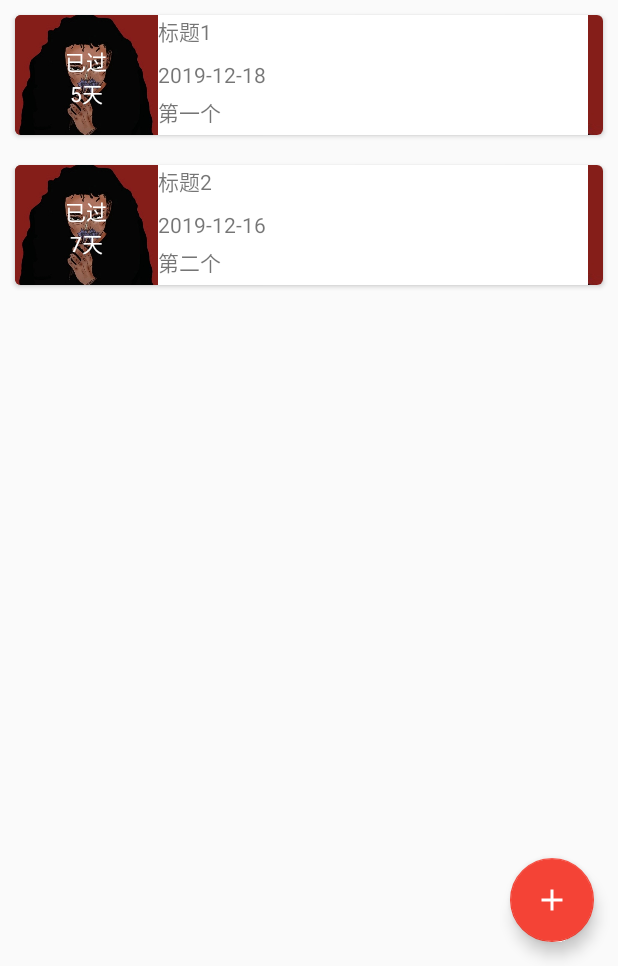
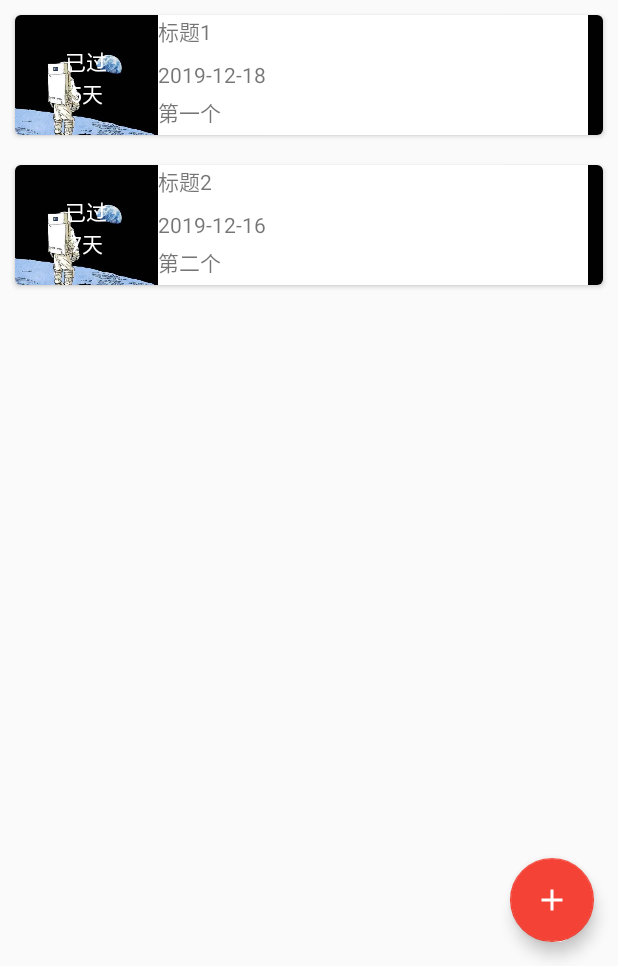
Before and after one commit to kikiandyzy/MyTime, an Android app: the screen it shows after launch (MainActivity), on a phone screen of 412 x 824 dp, the part 270-1236 px from its top. Run offline under Robolectric (Android 15) with nearby library versions, the phone set to English and light mode, and no system bars; libraries missing offline, so code that uses them is left out: com.freegeek.android, com.mikepenz.materialdrawer, com.rtugeek.android; plain views replace MaterialBanner; 11 statements that could not run were skipped.

Commit message:
完成添加图片的功能

```diff
--- a/app/src/main/AndroidManifest.xml
+++ b/app/src/main/AndroidManifest.xml
@@ -2,6 +2,7 @@
 <manifest xmlns:android="http://schemas.android.com/apk/res/android"
     package="com.example.mytime">
 
+    <uses-permission android:name="android.permission.WRITE_EXTERNAL_STORAGE"/>
     <application
         android:name=".DataStructure.DataManager"
         android:allowBackup="true"
--- a/app/src/main/java/com/example/mytime/DataStructure/CountDownItem.java
+++ b/app/src/main/java/com/example/mytime/DataStructure/CountDownItem.java
@@ -1,11 +1,17 @@
 package com.example.mytime.DataStructure;
 
+import android.graphics.Bitmap;
+import android.graphics.BitmapFactory;
+
+import com.example.mytime.R;
 import com.example.mytime.UserDefined.MyDataFormat;
 
+import java.io.ByteArrayOutputStream;
 import java.io.Serializable;
 import java.text.ParseException;
 import java.util.ArrayList;
 import java.util.List;
+import java.util.Random;
 
 public class CountDownItem implements Serializable {
     private Long time;
@@ -13,13 +19,16 @@ public class CountDownItem implements Serializable {
     private String describe;
     private int imageId;
     private int[] times;
+    private byte[] bitmapBytes = null;
 
 
-    public CountDownItem(int[] times,String title,String describe ,int imageId) throws ParseException {
+
+    public CountDownItem(int[] times,String title,String describe,Bitmap bitmap) throws ParseException {
         this.times = times;
         this.title = title;
         this.describe = describe;
-        this.imageId = imageId;
+        this.bitmapBytes = changeByte(bitmap);
+        imageId = getRandomImage();
         time = MyDataFormat.setCoountDownItemTime(times[0],times[1],times[2],times[3],times[4],times[5]);
     }
 
@@ -32,6 +41,7 @@ public class CountDownItem implements Serializable {
         this.title = countDownItem.getTitle();
         this.describe = countDownItem.getDescribe();
         this.imageId = countDownItem.getImageId();
+        this.bitmapBytes = countDownItem.getBitmapBytes();
         time = MyDataFormat.setCoountDownItemTime(times[0],times[1],times[2],times[3],times[4],times[5]);
     }
 
@@ -61,6 +71,43 @@ public class CountDownItem implements Serializable {
 
     public void setDescribe(String describe) {
         this.describe = describe;
+    }
+
+    public Bitmap getBitmap() {
+
+        if(bitmapBytes != null){
+            Bitmap bitmap = BitmapFactory.decodeByteArray(bitmapBytes, 0, bitmapBytes.length);
+            return bitmap;
+        }
+        else
+        {
+            return null;
+        }
+
+    }
+
+    public void setBitmapBytes(Bitmap bm) {
+        if(bm != null){
+            ByteArrayOutputStream baos = new ByteArrayOutputStream();
+            bm.compress(Bitmap.CompressFormat.JPEG, 100, baos);
+            this.bitmapBytes = baos.toByteArray();
+        }
+
+    }
+
+    public byte[] getBitmapBytes() {
+        return bitmapBytes;
+    }
+
+    public static byte[] changeByte(Bitmap bm){
+        if(bm != null){
+            ByteArrayOutputStream baos = new ByteArrayOutputStream();
+            bm.compress(Bitmap.CompressFormat.JPEG, 100, baos);
+            return baos.toByteArray();
+        }
+       else {
+           return null;
+        }
     }
 
     public String getTargetDateSimple() {
@@ -125,4 +172,32 @@ public class CountDownItem implements Serializable {
         return label;
     }
     public CountDownItem(){}
+
+    private int getRandomImage(){
+        Random random = new Random();
+        int id = R.drawable.user;//默认为这张照片
+        switch (random.nextInt(6)){
+            case 0:
+                id = R.drawable.i0;
+                break;
+            case 1:
+                id = R.drawable.i1;
+                break;
+            case 2:
+                id = R.drawable.i2;
+                break;
+            case 3:
+                id = R.drawable.i3;
+                break;
+            case 4:
+                id = R.drawable.i4;
+                break;
+            case 5:
+                id = R.drawable.i5;
+                break;
+            default:
+                break;
+        }
+        return id;
+    }
 }
--- a/app/src/main/java/com/example/mytime/DataStructure/DataManager.java
+++ b/app/src/main/java/com/example/mytime/DataStructure/DataManager.java
@@ -3,8 +3,6 @@ package com.example.mytime.DataStructure;
 import android.app.Application;
 
 import androidx.constraintlayout.widget.ConstraintLayout;
-
-import com.example.mytime.R;
 
 import java.text.ParseException;
 import java.util.ArrayList;
@@ -16,14 +14,16 @@ public class DataManager extends Application {
     public ArrayList<String> labelName = new ArrayList<String>(Arrays.asList(ln));
     public ConstraintLayout constraintLayout;
     private List<CountDownItem> countDownItemList = new ArrayList<>();
+
+
     public List<CountDownItem> initCountDownItemList() throws ParseException {
 
         int[] times = new int[]{2019,12,18,4,4,4};
-        CountDownItem countDownItem1 = new CountDownItem(times,"标题1","第一个", R.drawable.user);
+        CountDownItem countDownItem1 = new CountDownItem(times,"标题1","第一个", null);
 
         times = new int[]{2019,12,16,4,4,4};
 
-        CountDownItem countDownItem2 = new CountDownItem(times,"标题2","第二个",R.drawable.user);
+        CountDownItem countDownItem2 = new CountDownItem(times,"标题2","第二个",null);
 
 
         countDownItemList.add(countDownItem1);
@@ -31,18 +31,28 @@ public class DataManager extends Application {
         return countDownItemList;
     }
 
+
+
     public final static int REQUEST_CODE_NEW = 1;
     public final static int REQUEST_CODE_SHOW = 2;
-    public final static int REQUEST_CODE_EDIT = 2;
+    public final static int REQUEST_CODE_EDIT = 3;
+    public final static int REQUEST_CHOOSE_PHOTO = 4;
 
-    public final static int RESULT_CODE_DELETE = 4;
-    public final static int RESULT_CODE_EDIT = 5;
+
+    public final static int RESULT_CODE_DELETE = 10;
+    public final static int RESULT_CODE_EDIT = 11;
     public final static String COUNTDOWNITEM = "countDownItem";
     public final static String POSITION = "position";
 
     public int themeColor = -1;
 
-    //随机生成照片的函数
+    //产生随机图片的函数
+
+
+
+
+
+
 
 
 
--- a/app/src/main/java/com/example/mytime/UserDefined/CountDownItemAdapter.java
+++ b/app/src/main/java/com/example/mytime/UserDefined/CountDownItemAdapter.java
@@ -53,8 +53,15 @@ public class CountDownItemAdapter extends RecyclerView.Adapter<CountDownItemAdap
         holder.title.setText(countDownItem.getTitle());
         holder.targetDate.setText(countDownItem.getTargetDateSimple());
         holder.describe.setText(countDownItem.getDescribe());
-        holder.imageView.setImageResource(countDownItem.getImageId());
-        holder.linearLayout.setBackgroundResource(countDownItem.getImageId());
+        if(countDownItem.getBitmap() != null){
+            holder.imageView.setImageBitmap(countDownItem.getBitmap());
+            holder.background.setImageBitmap(countDownItem.getBitmap());
+
+        }else {
+            holder.imageView.setImageResource(countDownItem.getImageId());
+            holder.background.setImageResource(countDownItem.getImageId());
+        }
+
         holder.cardView.setTag(position);
 
     }
@@ -84,12 +91,13 @@ public class CountDownItemAdapter extends RecyclerView.Adapter<CountDownItemAdap
         private TextView targetDate;
         private TextView describe;
         private ImageView imageView;
+        private ImageView background;
 
 
         public ViewHolder(@NonNull View itemView) {
             super(itemView);
             cardView = (CardView)itemView;
-            linearLayout = cardView.findViewById(R.id.count_down_item_linearlayout);
+            background = cardView.findViewById(R.id.background_count_down_item);
             countDownDescribe = cardView.findViewById(R.id.count_down_item_countdown_describe);
             countDownTime = cardView.findViewById(R.id.count_down_item_countdown_time);
             title = cardView.findViewById(R.id.count_down_item_title);
--- a/app/src/main/java/com/example/mytime/UserDefined/MyHolder.java
+++ b/app/src/main/java/com/example/mytime/UserDefined/MyHolder.java
@@ -38,7 +38,11 @@ public class MyHolder implements Holder<CountDownItem> {
         title.setText(countDownItem.getTitle());
         targetData.setText(countDownItem.getTargetDateSimple());
         countdown.setText(countDownItem.getCountDownString());
-        imageView.setImageResource(countDownItem.getImageId());
+        if(countDownItem.getBitmap() != null){
+            imageView.setImageBitmap(countDownItem.getBitmap());
+        }else {
+            imageView.setImageResource(countDownItem.getImageId());
+        }
         this.context =context;
         this.countDownItem = countDownItem;
 
--- a/app/src/main/res/layout/activity_show_count_down_item.xml
+++ b/app/src/main/res/layout/activity_show_count_down_item.xml
@@ -14,7 +14,7 @@
             android:layout_width="match_parent"
             android:layout_height="match_parent"
             android:scaleType="centerCrop"
-            android:src="@drawable/user"/>
+            />
 
         <com.google.android.material.appbar.AppBarLayout
             android:layout_width="match_parent"
--- a/app/src/main/res/layout/count_down_item.xml
+++ b/app/src/main/res/layout/count_down_item.xml
@@ -8,7 +8,7 @@
     app:cardCornerRadius="4dp">
 
     <LinearLayout
-        android:id="@+id/count_down_item_linearlayout"
+        android:background="@color/lucency"
         android:orientation="horizontal"
         android:layout_width="match_parent"
         android:layout_height="wrap_content">
@@ -81,12 +81,16 @@
 
         </LinearLayout>
         <!--第三个是空出来的view，增加美感-->
-        <View
+        <ImageView
+            android:id="@+id/background_count_down_item"
             android:layout_width="0dp"
             android:layout_height="match_parent"
-            android:layout_weight="0.1"/>
+            android:layout_weight="0.1"
+            android:scaleType="center" />
 
     </LinearLayout>
 
 
+
+
 </androidx.cardview.widget.CardView>
```
Also changed, not shown: app/src/main/java/com/example/mytime/EditCountDownActivity.java (+138 -14 lines), app/src/main/java/com/example/mytime/ShowCountDownActivity.java (+14 -3 lines), app/src/main/res/drawable/i0.jpg (added), app/src/main/res/drawable/i1.jpg (added), app/src/main/res/drawable/i2.jpg (added), app/src/main/res/drawable/i3.jpg (added), app/src/main/res/drawable/i4.jpg (added), app/src/main/res/drawable/i5.jpg (added).
